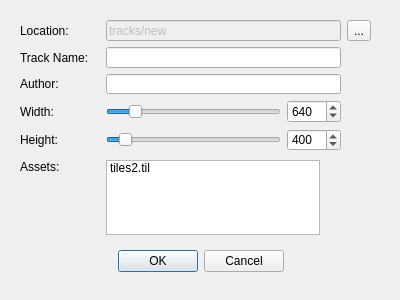
Qt form src/interface/new_track_dialog.ui (mnewhouse/izieditor) before a commit.
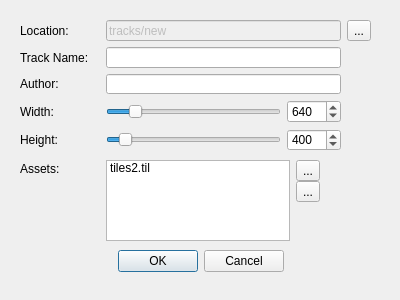
The same form after that commit. Icons and pictures are not drawn.

Commit message: Added a Pit mode, made various fixes and improvements to the saving process, and made it possible to modify the track assets in the new track dialog.

The edit to the form file:
```diff
--- a/src/interface/new_track_dialog.ui
+++ b/src/interface/new_track_dialog.ui
@@ -193,10 +193,52 @@
      <x>20</x>
      <y>160</y>
      <width>300</width>
-     <height>75</height>
+     <height>81</height>
     </rect>
    </property>
-   <layout class="QGridLayout" name="gridLayout_3" columnminimumwidth="80,0">
+   <layout class="QGridLayout" name="gridLayout_3">
+    <item row="0" column="2">
+     <layout class="QVBoxLayout" name="verticalLayout">
+      <property name="spacing">
+       <number>0</number>
+      </property>
+      <item>
+       <widget class="QToolButton" name="addAssetButton">
+        <property name="text">
+         <string>...</string>
+        </property>
+        <property name="icon">
+         <iconset resource="main_window.qrc">
+          <normaloff>:/MainWindow/resources/plus-white.png</normaloff>:/MainWindow/resources/plus-white.png</iconset>
+        </property>
+       </widget>
+      </item>
+      <item>
+       <widget class="QToolButton" name="removeAssetButton">
+        <property name="text">
+         <string>...</string>
+        </property>
+        <property name="icon">
+         <iconset resource="main_window.qrc">
+          <normaloff>:/MainWindow/resources/cross-script.png</normaloff>:/MainWindow/resources/cross-script.png</iconset>
+        </property>
+       </widget>
+      </item>
+      <item>
+       <spacer name="verticalSpacer">
+        <property name="orientation">
+         <enum>Qt::Vertical</enum>
+        </property>
+        <property name="sizeHint" stdset="0">
+         <size>
+          <width>20</width>
+          <height>40</height>
+         </size>
+        </property>
+       </spacer>
+      </item>
+     </layout>
+    </item>
     <item row="0" column="1">
      <widget class="QListWidget" name="assetsList">
       <property name="editTriggers">
@@ -210,16 +252,33 @@
      </widget>
     </item>
     <item row="0" column="0">
+     <layout class="QVBoxLayout" name="verticalLayout_2">
+      <property name="leftMargin">
+       <number>0</number>
+      </property>
+      <property name="topMargin">
+       <number>2</number>
+      </property>
+      <property name="rightMargin">
+       <number>0</number>
+      </property>
+      <item>
      <widget class="QLabel" name="label_6">
       <property name="enabled">
        <bool>true</bool>
       </property>
       <property name="sizePolicy">
-       <sizepolicy hsizetype="Preferred" vsizetype="Preferred">
+         <sizepolicy hsizetype="Maximum" vsizetype="Preferred">
         <horstretch>0</horstretch>
         <verstretch>0</verstretch>
        </sizepolicy>
       </property>
+        <property name="minimumSize">
+         <size>
+          <width>80</width>
+          <height>0</height>
+         </size>
+        </property>
       <property name="text">
        <string>Assets:</string>
       </property>
@@ -237,7 +296,22 @@
       </property>
      </widget>
     </item>
-   </layout>
+      <item>
+       <spacer name="verticalSpacer_2">
+        <property name="orientation">
+         <enum>Qt::Vertical</enum>
+        </property>
+        <property name="sizeHint" stdset="0">
+         <size>
+          <width>20</width>
+          <height>40</height>
+         </size>
+        </property>
+       </spacer>
+      </item>
+     </layout>
+    </item>
+   </layout>
   </widget>
  </widget>
  <resources/>
```
Left out of the diff: 22 changed lines with no effect on the pictures. Lines whose indentation alone changed are shown as unchanged. The commit also changes 18 other files.
